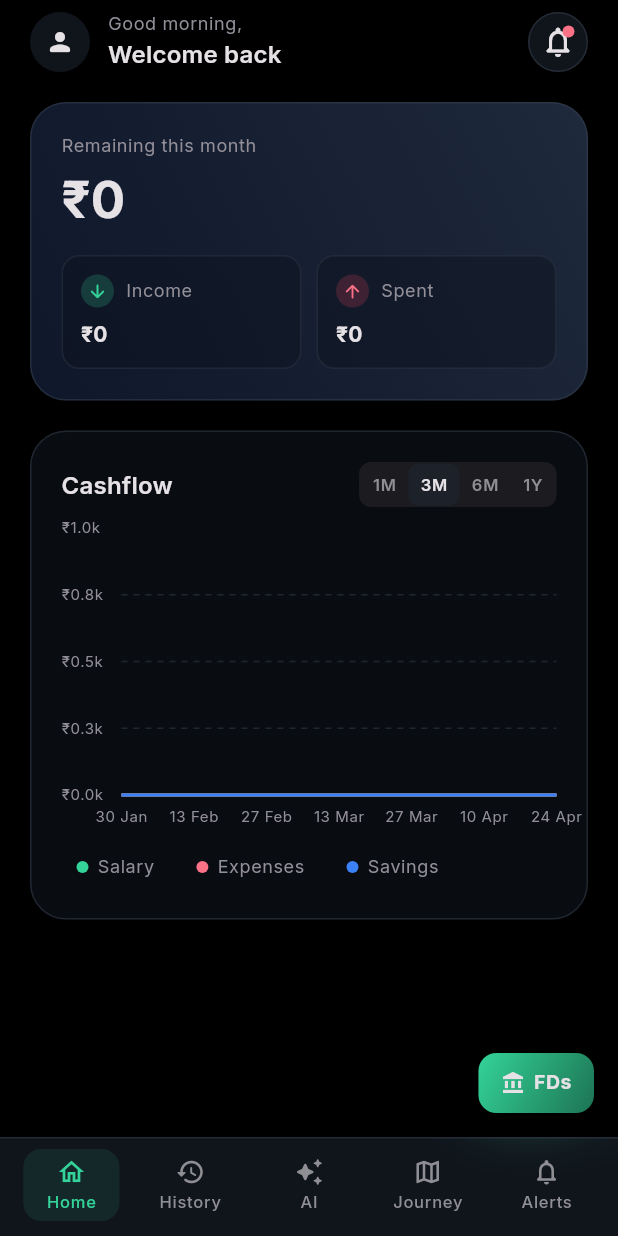
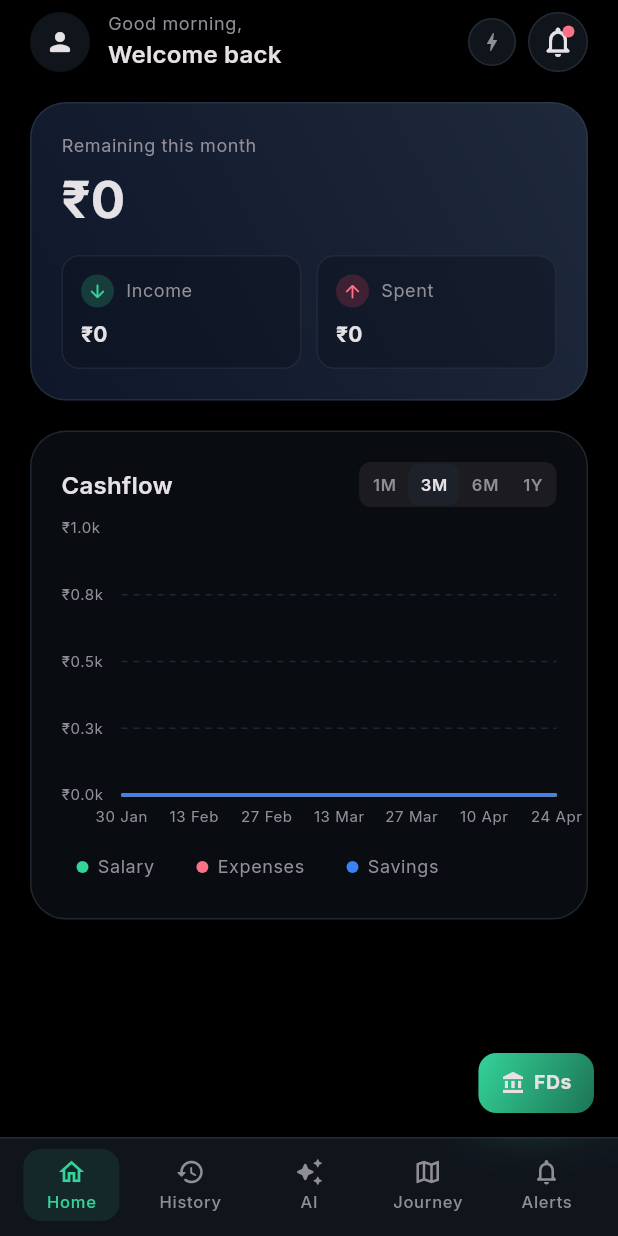
Before and after one commit to mutha-varun/nivvesh-app, a Flutter app: the HomePage screen opened by its route, on a phone screen of 412 x 824 dp. Run offline on Flutter 3.47's test engine with Material 3 defaults, Android fonts, the phone set to English and light mode, and no system bars; drawn by our look-alikes of fl_chart; our stand-ins replace file_picker, flutter_local_notifications, flutter_markdown, flutter_riverpod, flutter_secure_storage, go_router and 8 more; missing offline and left inert: flutter_inappwebview, flutter_sms_inbox, syncfusion_flutter_pdf, telephony, workmanager; accounts and stored records are empty; generated files the repository leaves out were written again.

Commit message:
local_notif: redirect to ai page when clicked

```diff
--- a/lib/application/transactions/background_sms_handler.dart
+++ b/lib/application/transactions/background_sms_handler.dart
@@ -4,6 +4,7 @@ import 'package:shared_preferences/shared_preferences.dart';
 import 'package:telephony/telephony.dart';
 
 import 'notif_backend_helper.dart';
+import 'local_notification_routes.dart';
 import 'savings_evaluator.dart';
 import 'sms_parser.dart';
 
@@ -159,6 +160,7 @@ Future<void> _handleIncomingSms(SmsMessage message) async {
           id: 5000 + percent,
           title: title,
           body: body,
+          payload: kAiNotificationPayload,
         );
         await postNotificationToBackend(title: title, message: body);
         break; // one notification per SMS for income-based checks
@@ -194,6 +196,7 @@ Future<void> _handleIncomingSms(SmsMessage message) async {
               _catThresholdIndex(percent),
           title: title,
           body: body,
+          payload: kAiNotificationPayload,
         );
         await postNotificationToBackend(title: title, message: body);
         break; // one category notification per SMS
@@ -232,6 +235,7 @@ Future<void> _showNotification({
   required int id,
   required String title,
   required String body,
+  required String payload,
 }) async {
   final plugin = FlutterLocalNotificationsPlugin();
   const androidInit = AndroidInitializationSettings('@mipmap/ic_launcher');
@@ -251,5 +255,6 @@ Future<void> _showNotification({
     title,
     body,
     const NotificationDetails(android: androidDetails),
+    payload: payload,
   );
 }
--- a/lib/core/router/app_router.dart
+++ b/lib/core/router/app_router.dart
@@ -13,12 +13,12 @@ import 'package:nivvesh/presentation/shared/pages/splash_page.dart';
 import 'package:nivvesh/presentation/transactions/pages/spend_page.dart';
 import 'package:nivvesh/webview/screens/bank_inappWebView.dart';
 
-final _rootNavigatorKey = GlobalKey<NavigatorState>();
+final rootNavigatorKey = GlobalKey<NavigatorState>();
 
 final goRouterProvider = Provider<GoRouter>((ref) {
   return GoRouter(
     initialLocation: '/splash',
-    navigatorKey: _rootNavigatorKey,
+    navigatorKey: rootNavigatorKey,
     refreshListenable: _RouterNotifier(ref),
     redirect: (BuildContext context, GoRouterState state) {
       final authState = ref.read(authStateProvider);
--- a/lib/presentation/home/widgets/home_header.dart
+++ b/lib/presentation/home/widgets/home_header.dart
@@ -1,5 +1,6 @@
 import 'package:flutter/material.dart';
 import 'package:go_router/go_router.dart';
+import 'package:nivvesh/application/transactions/local_notification_routes.dart';
 import 'package:nivvesh/core/theme/app_colors.dart';
 
 class HomeHeader extends StatelessWidget {
@@ -43,8 +44,37 @@ class HomeHeader extends StatelessWidget {
               ],
             ),
           ),
+          _TestNotifButton(colors: c),
+          const SizedBox(width: 8),
           _BellButton(colors: c),
         ],
+      ),
+    );
+  }
+}
+
+class _TestNotifButton extends StatelessWidget {
+  const _TestNotifButton({required this.colors});
+
+  final AppColorsBase colors;
+
+  @override
+  Widget build(BuildContext context) {
+    return GestureDetector(
+      onTap: () async => showAiRedirectTestNotification(),
+      child: Container(
+        width: 32,
+        height: 32,
+        decoration: BoxDecoration(
+          color: colors.surfaceTintHigh,
+          shape: BoxShape.circle,
+          border: Border.all(color: colors.borderSubtle),
+        ),
+        child: Icon(
+          Icons.bolt_rounded,
+          color: colors.muted,
+          size: 16,
+        ),
       ),
     );
   }
```
Also changed, not shown: lib/application/transactions/local_notification_routes.dart (added, +33 -0 lines), lib/application/transactions/savings_evaluator.dart (+13 -2 lines), lib/main.dart (+51 -4 lines).
